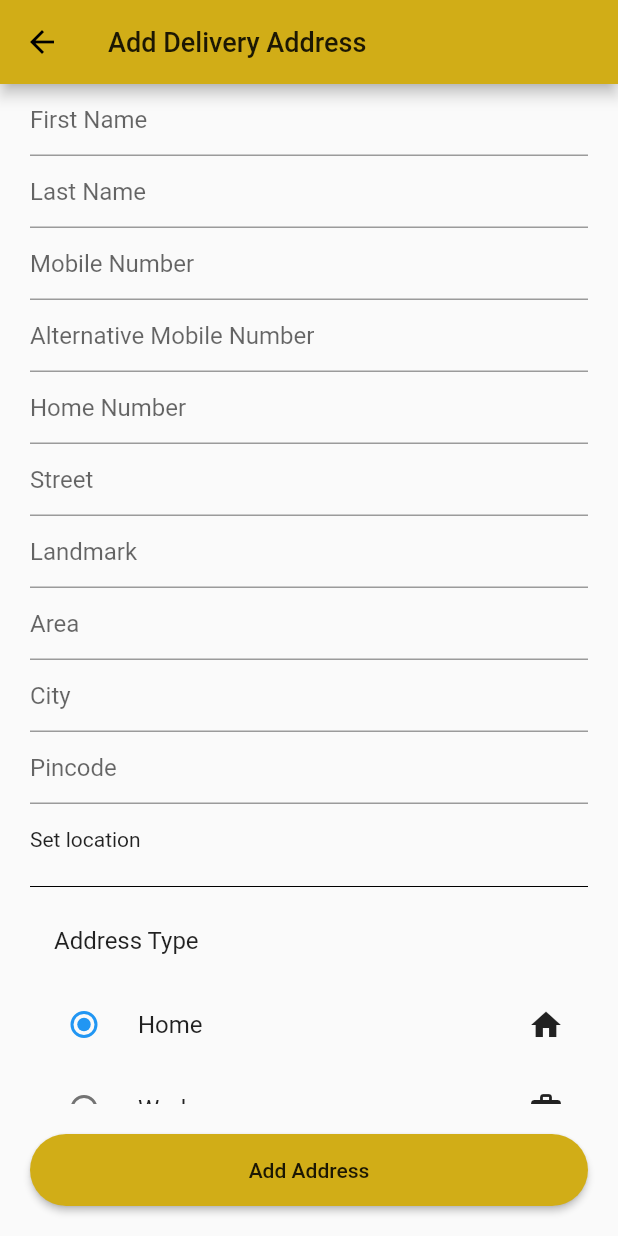
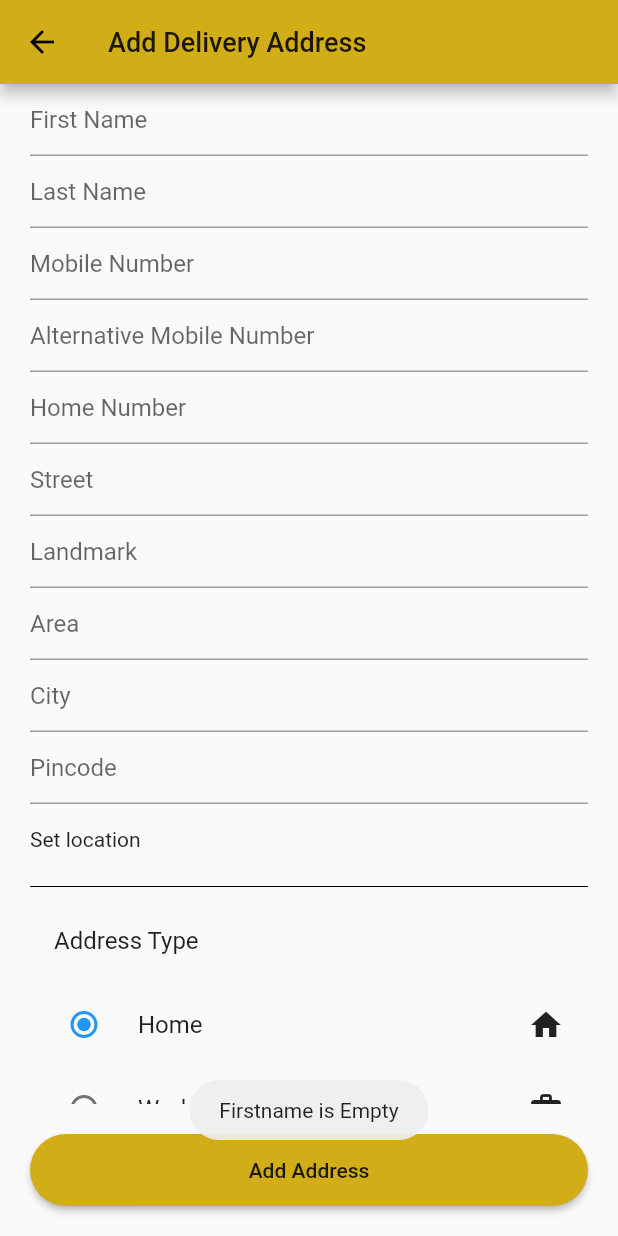
Before and after one commit to madhukr096/Five-Star-App, a Flutter app: the AddDeliveryAddress screen opened directly, after a tap on "Add Address", on a phone screen of 412 x 824 dp. Run offline on Flutter 3.47's test engine with Material 2 defaults, Android fonts, the phone set to English and light mode, and no system bars; our stand-ins replace cloud_firestore, dots_indicator, firebase_auth, firebase_core, flutter_signin_button, fluttertoast and 5 more; missing offline and left inert: dart:ffi; accounts and stored records are empty.

Commit message:
Github is done

```diff
--- a/lib/main.dart
+++ b/lib/main.dart
@@ -1,5 +1,6 @@
 import 'dart:async';
 import 'package:five_star/providers/auth_provider.dart';
+import 'package:five_star/providers/check_out_provider.dart';
 import 'package:five_star/providers/product_provider.dart';
 import 'package:five_star/providers/review_cart_provider.dart';
 import 'package:five_star/providers/user_provider.dart';
@@ -53,6 +54,9 @@ class _MyAppState extends State<MyApp> {
         ChangeNotifierProvider<WishListProvider>(
           create: (context) => WishListProvider(),
         ),
+        ChangeNotifierProvider<CheckOutProvider>(
+          create: (context) => CheckOutProvider(),
+        ),
       ],
       child: MaterialApp(
         debugShowCheckedModeBanner: false,
--- /dev/null
+++ b/lib/providers/check_out_provider.dart
@@ -0,0 +1,69 @@
+import 'package:cloud_firestore/cloud_firestore.dart';
+import 'package:firebase_auth/firebase_auth.dart';
+import 'package:flutter/material.dart';
+import 'package:fluttertoast/fluttertoast.dart';
+
+class CheckOutProvider with ChangeNotifier {
+  bool isloading = false;
+  TextEditingController firstName = TextEditingController();
+  TextEditingController lastName = TextEditingController();
+  TextEditingController mobileNo = TextEditingController();
+  TextEditingController alternativeMobileNo = TextEditingController();
+  TextEditingController homeNo = TextEditingController();
+  TextEditingController street = TextEditingController();
+  TextEditingController landmark = TextEditingController();
+  TextEditingController area = TextEditingController();
+  TextEditingController city = TextEditingController();
+  TextEditingController pincode = TextEditingController();
+  TextEditingController setLocation = TextEditingController();
+
+  void validate(context, myType) async {
+    if (firstName.text.isEmpty) {
+      Fluttertoast.showToast(msg: "Firstname is Empty");
+    } else if (lastName.text.isEmpty) {
+      Fluttertoast.showToast(msg: "Lastname is Empty");
+    } else if (mobileNo.text.isEmpty) {
+      Fluttertoast.showToast(msg: "Mbile Number is Empty");
+    } else if (alternativeMobileNo.text.isEmpty) {
+      Fluttertoast.showToast(msg: "Alternative Mobile Number is Empty");
+    } else if (homeNo.text.isEmpty) {
+      Fluttertoast.showToast(msg: "Home Number is Empty");
+    } else if (street.text.isEmpty) {
+      Fluttertoast.showToast(msg: "Street is Empty");
+    } else if (landmark.text.isEmpty) {
+      Fluttertoast.showToast(msg: "Landmark is Empty");
+    } else if (area.text.isEmpty) {
+      Fluttertoast.showToast(msg: "Area is Empty");
+    } else if (city.text.isEmpty) {
+      Fluttertoast.showToast(msg: "City is Empty");
+    } else if (pincode.text.isEmpty) {
+      Fluttertoast.showToast(msg: "Pincode is Empty");
+    } else {
+      isloading = true;
+      notifyListeners();
+      await FirebaseFirestore.instance
+          .collection("AddDeliveryAddress")
+          .doc(FirebaseAuth.instance.currentUser?.uid)
+          .set({
+        "firstName": firstName.text,
+        "lastName": lastName.text,
+        "mobileNo": mobileNo.text,
+        "alternativeMobileNo": alternativeMobileNo.text,
+        "homeNo": homeNo.text,
+        "street": street.text,
+        "landmark": landmark.text,
+        "area": area.text,
+        "city": city.text,
+        "pincode": pincode.text,
+        "addressType": myType,
+      }).then((value) async {
+        isloading = false;
+        notifyListeners();
+        await Fluttertoast.showToast(msg: "Add your deliver address");
+        Navigator.of(context).pop();
+        notifyListeners();
+      });
+      notifyListeners();
+    }
+  }
+}
--- a/lib/screens/check_out/add_delivery_address/add_delivery_address.dart
+++ b/lib/screens/check_out/add_delivery_address/add_delivery_address.dart
@@ -1,6 +1,9 @@
+import 'package:five_star/providers/check_out_provider.dart';
+import 'package:five_star/screens/check_out/google_map/google_map.dart';
 import 'package:flutter/material.dart';
 import 'package:five_star/widgets/costom_text_field.dart';
 import '../../../config/color.dart';
+import 'package:provider/provider.dart';
 
 class AddDeliveryAddress extends StatefulWidget {
   @override
@@ -17,6 +20,7 @@ class _AddDeliveryAddressState extends State<AddDeliveryAddress> {
   var myType = AddressType.Home;
   @override
   Widget build(BuildContext context) {
+    CheckOutProvider checkOutProvider = Provider.of(context);
     return Scaffold(
       appBar: AppBar(
         backgroundColor: primaryColor,
@@ -32,8 +36,11 @@ class _AddDeliveryAddressState extends State<AddDeliveryAddress> {
       bottomNavigationBar: Container(
         margin: EdgeInsets.symmetric(vertical: 20, horizontal: 20),
         height: 48,
-        child: MaterialButton(
-          onPressed: () {},
+        child: checkOutProvider.isloading == false
+            ? MaterialButton(
+                onPressed: () {
+                  checkOutProvider.validate(context, myType);
+                },
                 child: Text(
                   "Add Address",
                   style: TextStyle(
@@ -46,6 +53,9 @@ class _AddDeliveryAddressState extends State<AddDeliveryAddress> {
                     30,
                   ),
                 ),
+              )
+            : Center(
+                child: CircularProgressIndicator(),
               ),
       ),
       body: Padding(
@@ -56,36 +66,52 @@ class _AddDeliveryAddressState extends State<AddDeliveryAddress> {
           children: [
             CostomTextField(
               labText: "First Name",
+              controller: checkOutProvider.firstName,
             ),
             CostomTextField(
               labText: "Last Name",
+              controller: checkOutProvider.lastName,
             ),
             CostomTextField(
               labText: "Mobile Number",
+              controller: checkOutProvider.mobileNo,
             ),
             CostomTextField(
               labText: "Alternative Mobile Number",
+              controller: checkOutProvider.alternativeMobileNo,
             ),
             CostomTextField(
               labText: "Home Number",
+              controller: checkOutProvider.homeNo,
             ),
             CostomTextField(
               labText: "Street",
+              controller: checkOutProvider.street,
             ),
             CostomTextField(
               labText: "Landmark",
+              controller: checkOutProvider.landmark,
             ),
             CostomTextField(
               labText: "Area",
+              controller: checkOutProvider.area,
             ),
             CostomTextField(
               labText: "City",
+              controller: checkOutProvider.city,
             ),
             CostomTextField(
               labText: "Pincode",
+              controller: checkOutProvider.pincode,
             ),
             InkWell(
-              onTap: () {},
+              onTap: () {
+                Navigator.of(context).push(
+                  MaterialPageRoute(
+                    builder: (context) => CostomGoogleMap(),
+                  ),
+                );
+              },
               child: Container(
                 height: 47,
                 width: double.infinity,
--- a/pubspec.yaml
+++ b/pubspec.yaml
@@ -44,6 +44,8 @@ dependencies:
   google_sign_in: ^5.3.1
   flutter_signin_button: ^2.0.0
   fluttertoast: ^8.0.9
+  location:
+  google_maps_flutter:
 
 
 dev_dependencies:
```
Also changed, not shown: lib/screens/check_out/delivery_details/delivery_details.dart (+7 -1 lines), lib/screens/check_out/google_map/google_map.dart (added, +44 -0 lines), pubspec.lock, 2 other files. Lines whose indentation alone changed are shown as unchanged.
